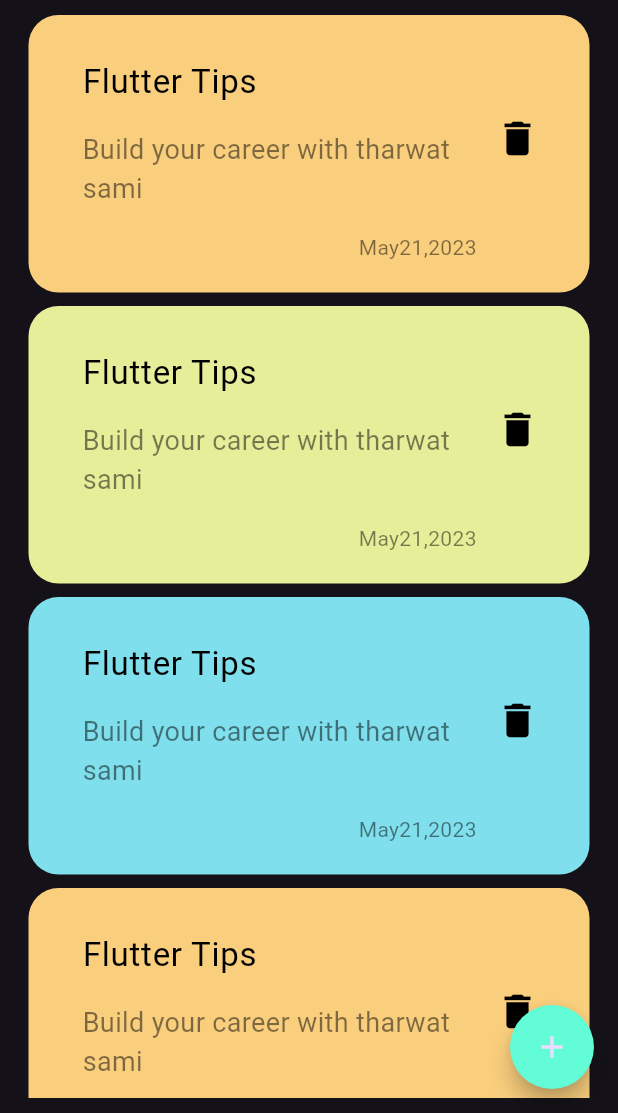
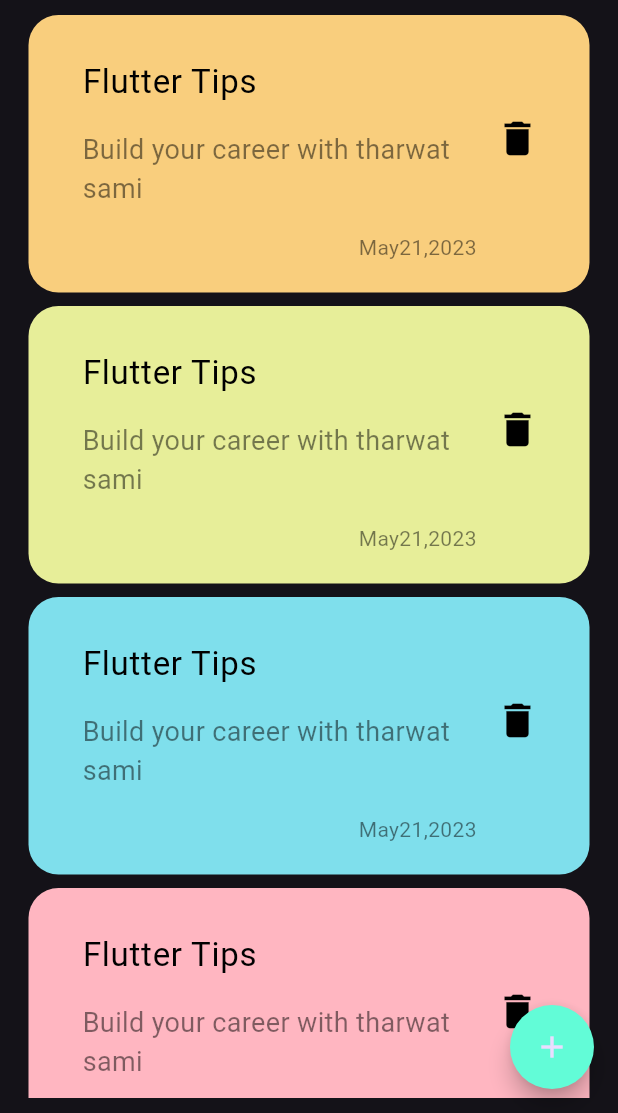
Before and after one commit to Abdullah537-studio/NoteApp, a Flutter app: the screen it shows after launch, on a phone screen of 412 x 824 dp, the part 123-1236 px from its top. Run offline on Flutter 3.47's test engine with Material 3 defaults, Android fonts, the phone set to English and light mode, and no system bars; our stand-ins replace bloc, hive, hive_flutter; accounts and stored records are empty.

Commit message:
create cubit note add and do icon fore app

```diff
--- a/lib/Widget/Constants.dart
+++ b/lib/Widget/Constants.dart
@@ -2,3 +2,18 @@ import "package:flutter/material.dart";
 
 Color kPrimaryColor = const Color(0xff62FCD7);
 String kNoteBox = "notes box";
+
+//-------------------- for color cards ----------------------------------
+List<Color> colorCard = const [
+  Color(0xFFF9CE7D), // اللون الأصفر الفاتح المائل للبرتقالي
+  Color(0xFFE7EE99), // اللون الأخضر الزاهي
+  Color(0xFF7FDFEC), // اللون الأزرق الفاتح
+  Color(0xFFFFB6C1), // اللون الأحمر الفاتح
+  Color(0xFFD2B48C), // اللون البني الفاتح
+  Color(0xFFC0C0C0), // اللون الرمادي
+  Color(0xFF9F81A7), // اللون البنفسجي الفاتح
+  Color(0xFFE6B0AA), // اللون الوردي الفاتح
+  Color(0xFFB0E0E6), // اللون الأزرق السماوي
+  Color(0xFFFFFACD), // اللون الأصفر الفاتح
+];
+//-------------------------------------------------------------------------
--- a/lib/Widget/edit_note_view_body.dart
+++ b/lib/Widget/edit_note_view_body.dart
@@ -1,6 +1,6 @@
 import 'package:flutter/material.dart';
 import 'package:flutter_to_do_list/Widget/custom_appBar.dart';
-import 'package:flutter_to_do_list/Widget/custom_text_field.dart';
+import 'package:flutter_to_do_list/Widget/custom_text_form_field.dart';
 
 class EditViewNoteBody extends StatelessWidget {
   const EditViewNoteBody({super.key});
--- a/lib/Widget/notes_listView.dart
+++ b/lib/Widget/notes_listView.dart
@@ -1,13 +1,10 @@
 import 'package:flutter/material.dart';
+import 'package:flutter_to_do_list/Widget/Constants.dart';
 import 'package:flutter_to_do_list/Widget/custom_note_item.dart';
 
 class NotesListview extends StatelessWidget {
   const NotesListview({super.key});
-  final data = const [
-    Color(0xFFF9CE7D),
-    Color(0xFFE7EE99),
-    Color(0xFF7FDFEC),
-  ];
+
   @override
   Widget build(BuildContext context) {
     return Padding(
@@ -16,9 +13,9 @@ class NotesListview extends StatelessWidget {
         padding: EdgeInsets.zero,
         itemBuilder: (context, index) => NoteItem(
           // لتكرار ال list السابقة
-          ColorCard: data[index % data.length],
+          ColorCard: colorCard[index % colorCard.length],
         ),
-        itemCount: 6,
+        itemCount: 12,
       ),
     );
   }
--- /dev/null
+++ b/lib/cubits/add_note_cubit/add_note_state.dart
@@ -0,0 +1,6 @@
+part of 'add_note_cubit.dart';
+
+@immutable
+sealed class AddNoteState {}
+
+final class AddNoteInitial extends AddNoteState {}
--- a/lib/main.dart
+++ b/lib/main.dart
@@ -4,7 +4,7 @@ import 'package:flutter_to_do_list/views/notes_view.dart';
 import 'package:hive_flutter/hive_flutter.dart';
 
 void main(List<String> args) async {
-  // انتبه انك تعمل __ import hive ( dart ) __
+  // انتبه انك تعمل __ import hive ( dart ) __ لازم نستدعي  hive_flutter
   await Hive.initFlutter();
   await Hive.openBox(kNoteBox);
   runApp(MaterialApp(
--- a/pubspec.yaml
+++ b/pubspec.yaml
@@ -28,9 +28,11 @@ environment:
 # the latest version available on pub.dev. To see which dependencies have newer
 # versions available, run `flutter pub outdated`.
 dependencies:
+  bloc: ^8.1.2
   cupertino_icons: ^1.0.2
   flutter:
     sdk: flutter
+  flutter_bloc: ^8.1.3
   hive: ^2.2.3
   hive_flutter: ^1.1.0
 
```
Also changed, not shown: lib/Widget/Add_note_buttom_sheet.dart (+54 -17 lines), lib/Widget/custom_Text_button_sheet.dart (added, +28 -0 lines), lib/Widget/custom_button_sheet.dart (deleted, +0 -25 lines), lib/Widget/custom_text_form_field.dart (renamed from lib/Widget/custom_text_field.dart, +14 -3 lines), lib/cubits/add_note_cubit/add_note_cubit.dart (added, +8 -0 lines), pubspec.lock, 37 other files.
